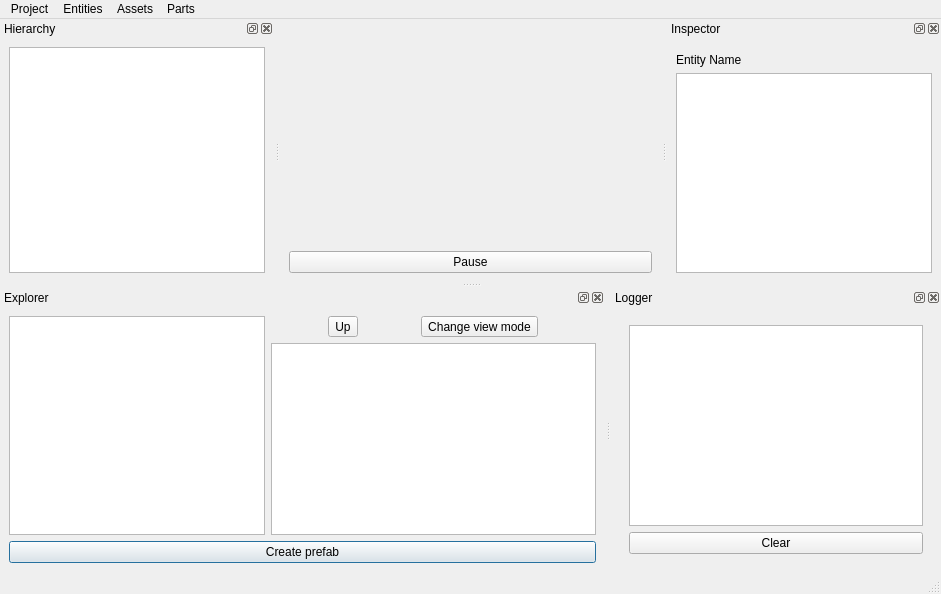
Above: res/WindowMain.ui from Bang3DEngine/OldBang before the change. Below: the same form after it.
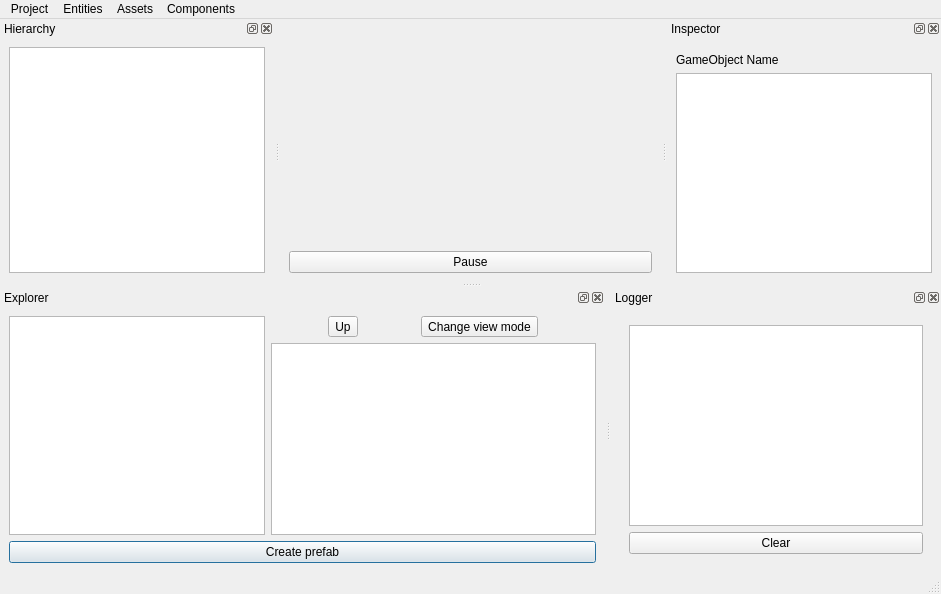
That is the form after the change. Icons and pictures are not drawn. Custom widgets are drawn as their Qt base class.

Commit message: SUPER refactor. Entity->GameObject, Part->Component, Stage->Scene

```diff
--- a/res/WindowMain.ui
+++ b/res/WindowMain.ui
@@ -98,7 +98,7 @@
     </widget>
     <addaction name="menuCreate"/>
    </widget>
-   <widget class="QMenu" name="menuEntity">
+   <widget class="QMenu" name="menuGameObject">
     <property name="title">
      <string>Entities</string>
     </property>
@@ -116,9 +116,9 @@
     <addaction name="separator"/>
     <addaction name="actionProjectSettings"/>
    </widget>
-   <widget class="QMenu" name="menuParts">
+   <widget class="QMenu" name="menuComponents">
     <property name="title">
-     <string>Parts</string>
+     <string>Components</string>
     </property>
     <widget class="QMenu" name="menuAddPart">
      <property name="title">
@@ -134,9 +134,9 @@
     <addaction name="actionRemovePart"/>
    </widget>
    <addaction name="menuProject"/>
-   <addaction name="menuEntity"/>
+   <addaction name="menuGameObject"/>
    <addaction name="menuAssets"/>
-   <addaction name="menuParts"/>
+   <addaction name="menuComponents"/>
   </widget>
   <widget class="QStatusBar" name="statusbar"/>
   <widget class="QDockWidget" name="dockHierarchy">
@@ -256,7 +256,7 @@
        <item>
         <widget class="QLabel" name="labelInspectorEntityName">
          <property name="text">
-          <string>Entity Name</string>
+          <string>GameObject Name</string>
          </property>
         </widget>
        </item>
```
Left out of the diff: 68 changed lines with no effect on the pictures. The commit also changes 263 other files.
